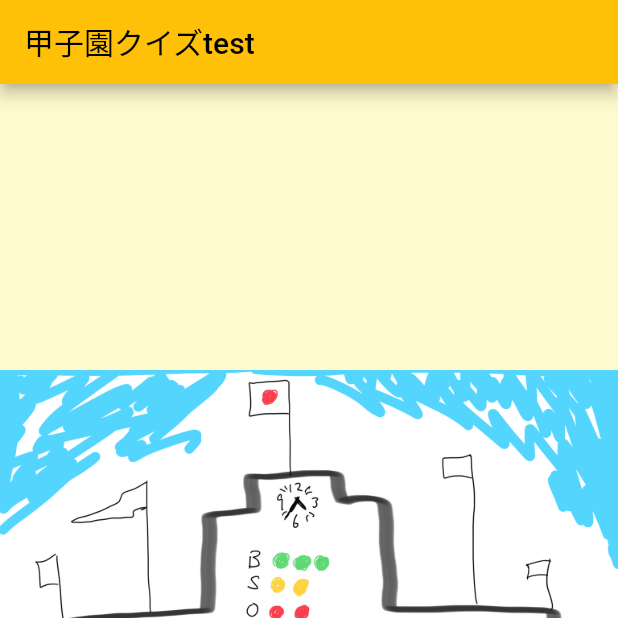
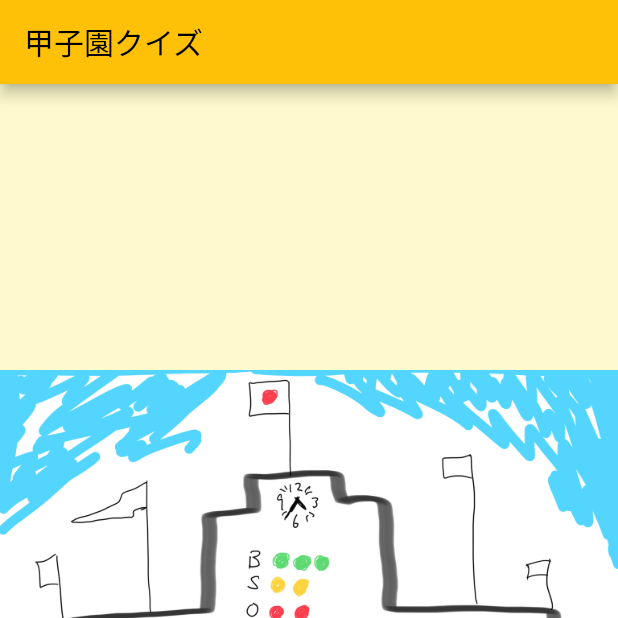
Before and after one commit to taniooo/KoshienQuiz, a Flutter app: the screen it shows after launch, on a phone screen of 412 x 824 dp, the top half of it. Run offline on Flutter 3.47's test engine with Material 2 defaults, Android fonts, the phone set to English and light mode, and no system bars; our stand-ins replace shared_preferences.

Commit message:
Githubテスト

```diff
--- a/lib/main.dart
+++ b/lib/main.dart
@@ -22,7 +22,7 @@ class MyApp extends StatelessWidget {
       theme: ThemeData(
         primarySwatch: Colors.amber,
       ),
-      home: const MyHomePage(title: '甲子園クイズtest'),
+      home: const MyHomePage(title: '甲子園クイズ'),
     );
   }
 }
```
Also changed, not shown: 3 other files.
